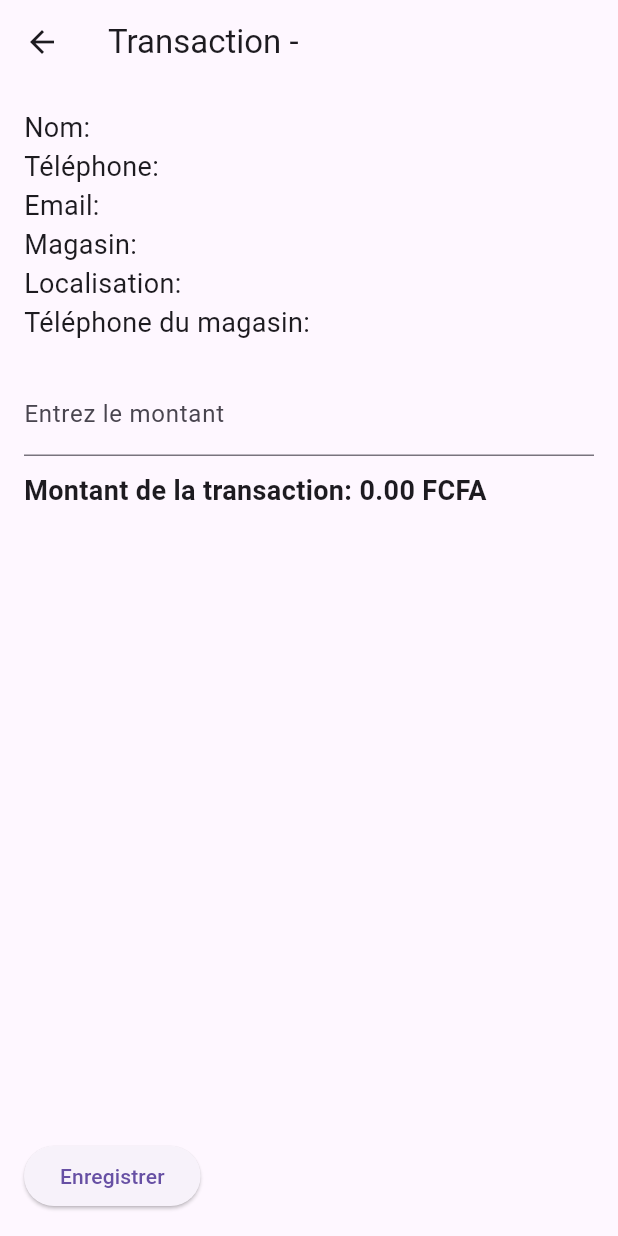
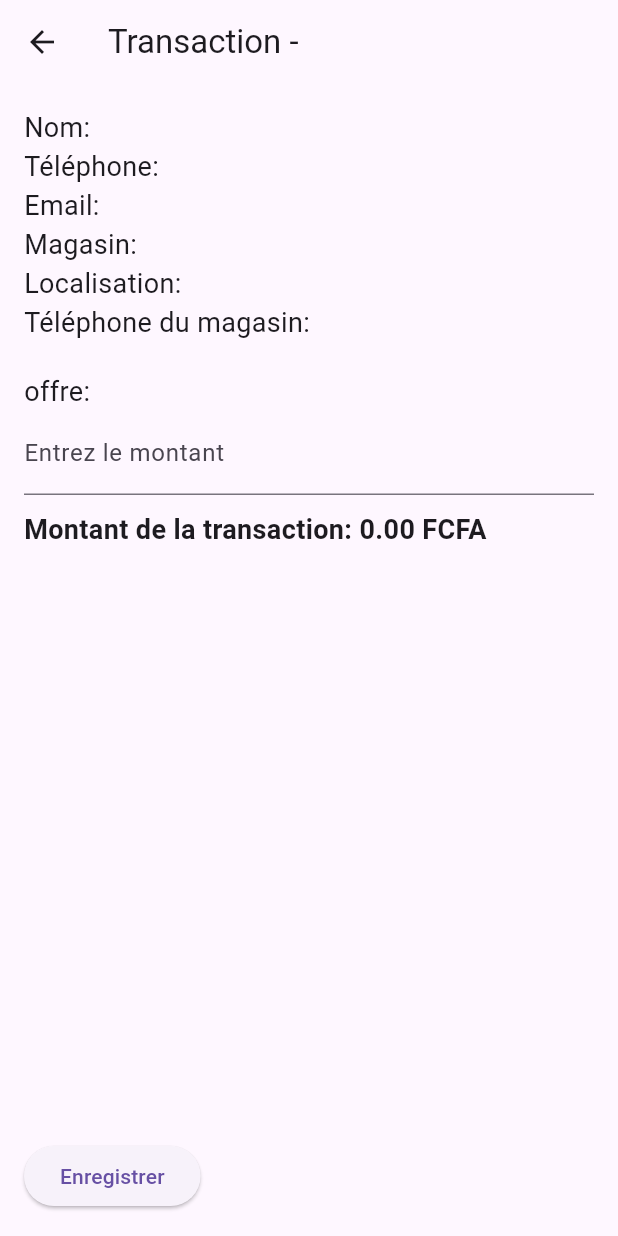
Before and after one commit to vetcho37/cartdor-flutter, a Flutter app: the TransactionNoReducePage screen opened directly with empty values, on a phone screen of 412 x 824 dp. Run offline on Flutter 3.47's test engine with Material 3 defaults, Android fonts, the light colour scheme and no system bars; our stand-ins replace cloud_firestore, email_validator, firebase_auth, firebase_core, flutter_lucide, qr_flutter and 1 more; missing offline and left inert: dart:html, gallery_saver_plus, mobile_scanner; accounts and stored records are empty.

Commit message:
Votre message de commit60

```diff
--- a/lib/scanqr.dart
+++ b/lib/scanqr.dart
@@ -26,6 +26,7 @@ class _ScanQRCodePageState extends State<ScanQRCodePage> {
   late String storeName;
   late String storeLocation;
   late String storePhone;
+  late String offre;
 
   @override
   Widget build(BuildContext context) {
@@ -112,10 +113,12 @@ class _ScanQRCodePageState extends State<ScanQRCodePage> {
         storeName = storeData['nom_magasin'] ?? 'Non renseigné';
         storeLocation = storeData['localisation'] ?? 'Non renseignée';
         storePhone = storeData['telephone'] ?? 'Non renseigné';
+        offre = storeData['offre'] ?? 'Non renseigné';
       } else {
         storeName = 'Inconnu';
         storeLocation = 'Non renseignée';
         storePhone = 'Non renseigné';
+        offre = 'Non renseigné';
       }
     } catch (e) {
       print('Erreur lors de la récupération des informations du magasin: $e');
@@ -209,7 +212,7 @@ void _redirectTodashboardsimple() {
     Navigator.push(
       context,
       MaterialPageRoute(
-        builder: (context) =>TransactionNoReducePage(
+        builder: (context) => TransactionNoReducePage(
           name: name,
           phone: phone,
           email: email,
@@ -217,10 +220,12 @@ void _redirectTodashboardsimple() {
           storeName: storeName,
           storeLocation: storeLocation,
           storePhone: storePhone,
+          offre: offre,
         ),
       ),
     );
   }
+
   void _showErrorDialog(String message) {
     showDialog(
       context: context,
--- a/lib/transactionreduce.dart
+++ b/lib/transactionreduce.dart
@@ -12,16 +12,17 @@ class TransactionNoReducePage extends StatefulWidget {
   final String storeName;
   final String storeLocation;
   final String storePhone;
+  final String offre;
 
-  TransactionNoReducePage({
-    required this.name,
+  TransactionNoReducePage(
+      {required this.name,
       required this.phone,
       required this.email,
       required this.codeVendeur,
       required this.storeName,
       required this.storeLocation,
       required this.storePhone,
-  });
+      required this.offre});
 
   @override
   _TransactionNoReducePageState createState() =>
@@ -63,6 +64,7 @@ class _TransactionNoReducePageState extends State<TransactionNoReducePage> {
         'email': widget.email,
         'codeVendeur': widget.codeVendeur,
         'storeName': widget.storeName,
+        'offre': widget.offre,
         'storeLocation': widget.storeLocation,
         'storePhone': widget.storePhone,
         'initialAmount': initialAmount,
@@ -123,6 +125,7 @@ class _TransactionNoReducePageState extends State<TransactionNoReducePage> {
             Text('Téléphone du magasin: ${widget.storePhone}',
                 style: TextStyle(fontSize: 18)),
             SizedBox(height: 20),
+            Text('offre: ${widget.offre}', style: TextStyle(fontSize: 18)),
             TextField(
               controller: _amountController,
               decoration: InputDecoration(labelText: 'Entrez le montant'),
```
Lines whose indentation alone changed are shown as unchanged.
